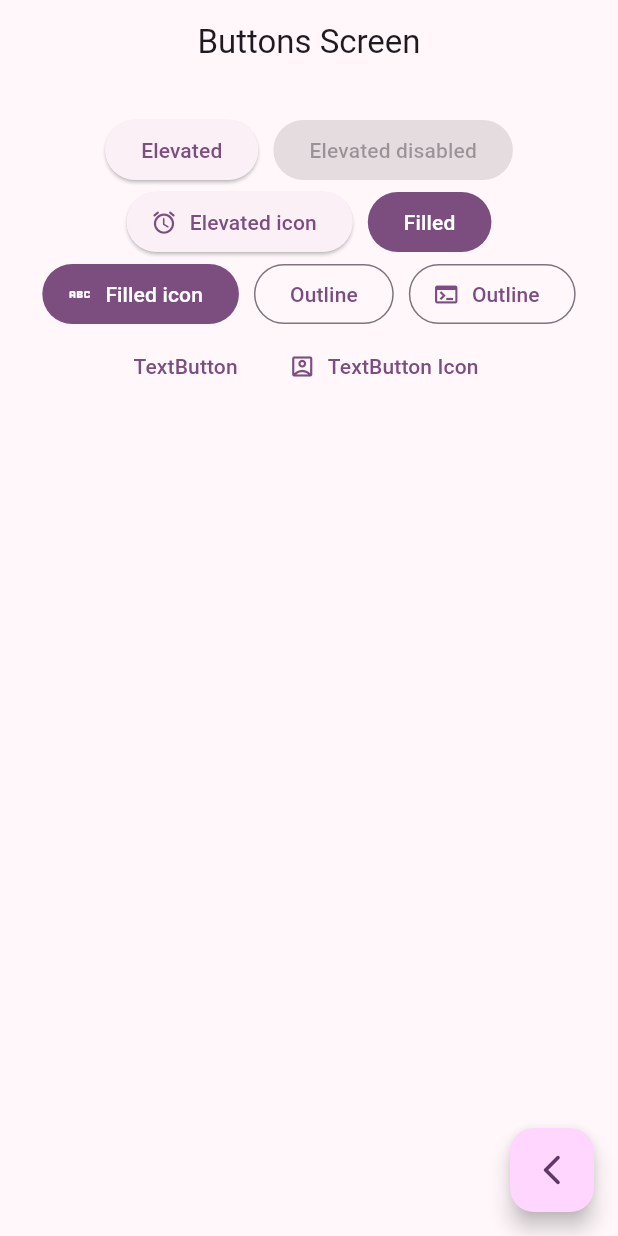
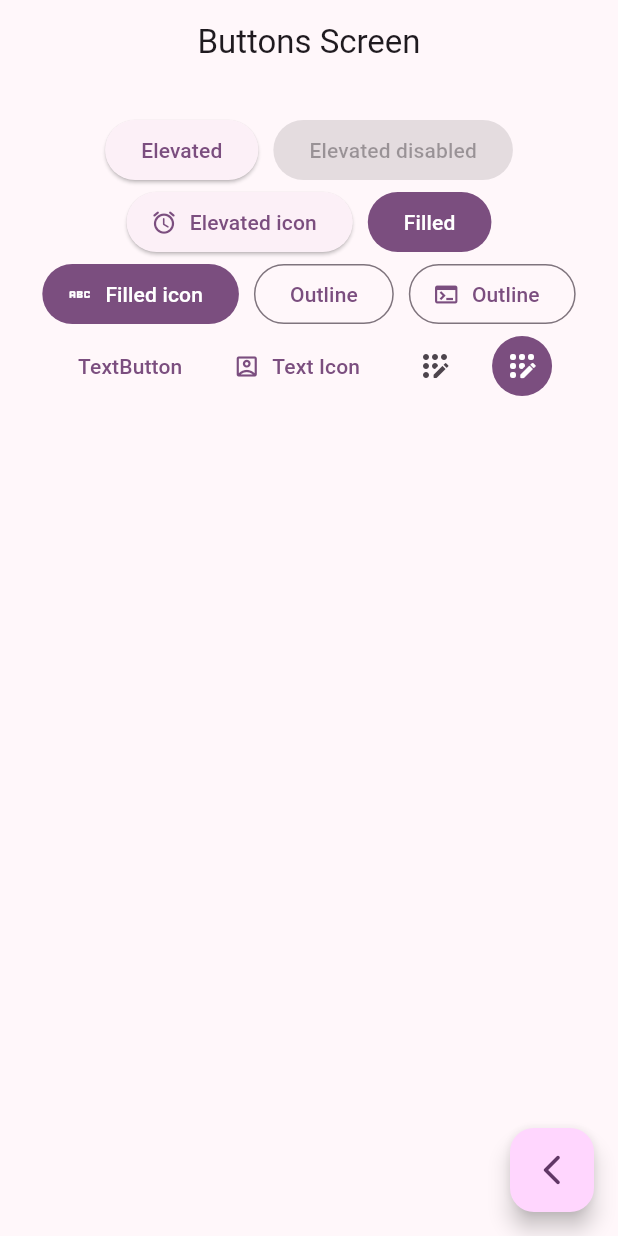
Before and after one commit to RommelOlachea/flutter_widgets_app, a Flutter app: the ButtonsScreen screen opened by its route, on a phone screen of 412 x 824 dp. Run offline on Flutter 3.47's test engine with Material 2 defaults, Android fonts, the phone set to English and light mode, and no system bars; our stand-ins replace go_router.

Commit message:
finalizacion de botones predeterminados

```diff
--- a/lib/presentation/screens/buttons/buttons_screen.dart
+++ b/lib/presentation/screens/buttons/buttons_screen.dart
@@ -25,6 +25,7 @@ class ButtonsScreen extends StatelessWidget {
 class _ButtonsView extends StatelessWidget {
   @override
   Widget build(BuildContext context) {
+    final colors = Theme.of(context).colorScheme;
     return SizedBox(
       width: double.infinity,
       child: Padding(
@@ -56,13 +57,26 @@ class _ButtonsView extends StatelessWidget {
                 TextButton(onPressed: (){}, child: const Text('TextButton')),
                 TextButton.icon(
                   onPressed: (){},
-                  label: const Text('TextButton Icon'),
+                  label: const Text('Text Icon'),
                   icon: const Icon(Icons.account_box_outlined),
                   ),
 
-              //todo: custom button
+                //todo: custom button
 
+                IconButton(onPressed: () {
 
+                },
+                icon: const Icon(Icons.app_registration_rounded)
+                ) ,
+
+                IconButton(onPressed: () {
+
+                }, icon: Icon(Icons.app_registration_rounded),
+                style: ButtonStyle(
+                  backgroundColor: MaterialStatePropertyAll(colors.primary),
+                  iconColor: const MaterialStatePropertyAll(Colors.white),
+                ),
+                ),
 
 
 
```
